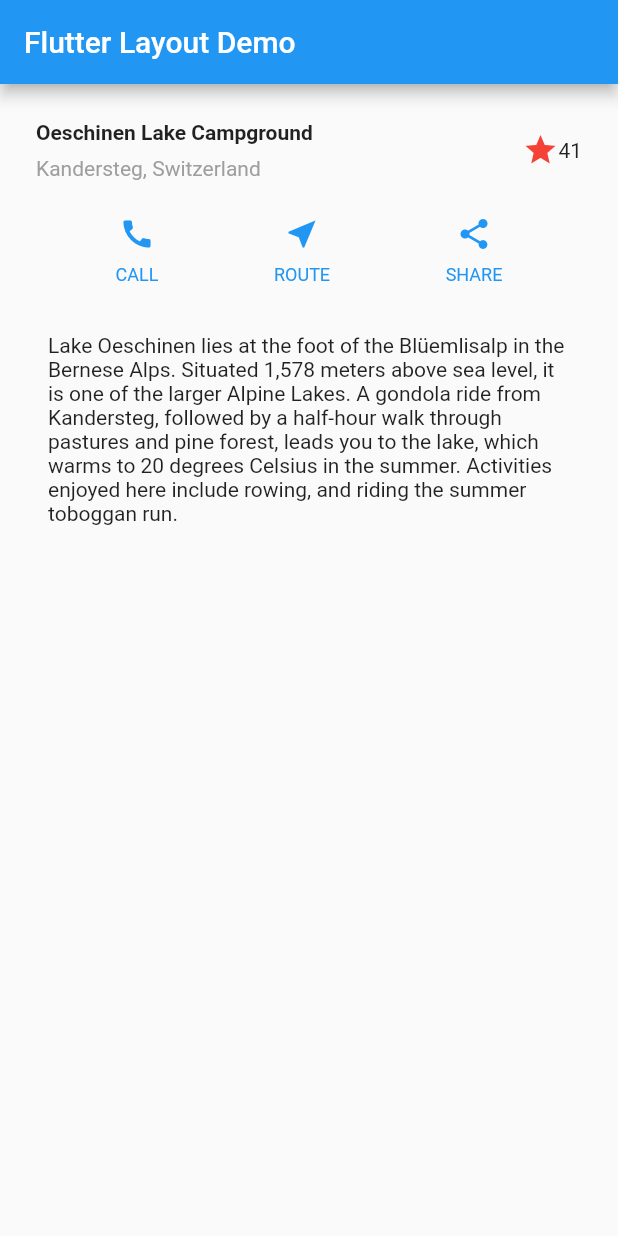
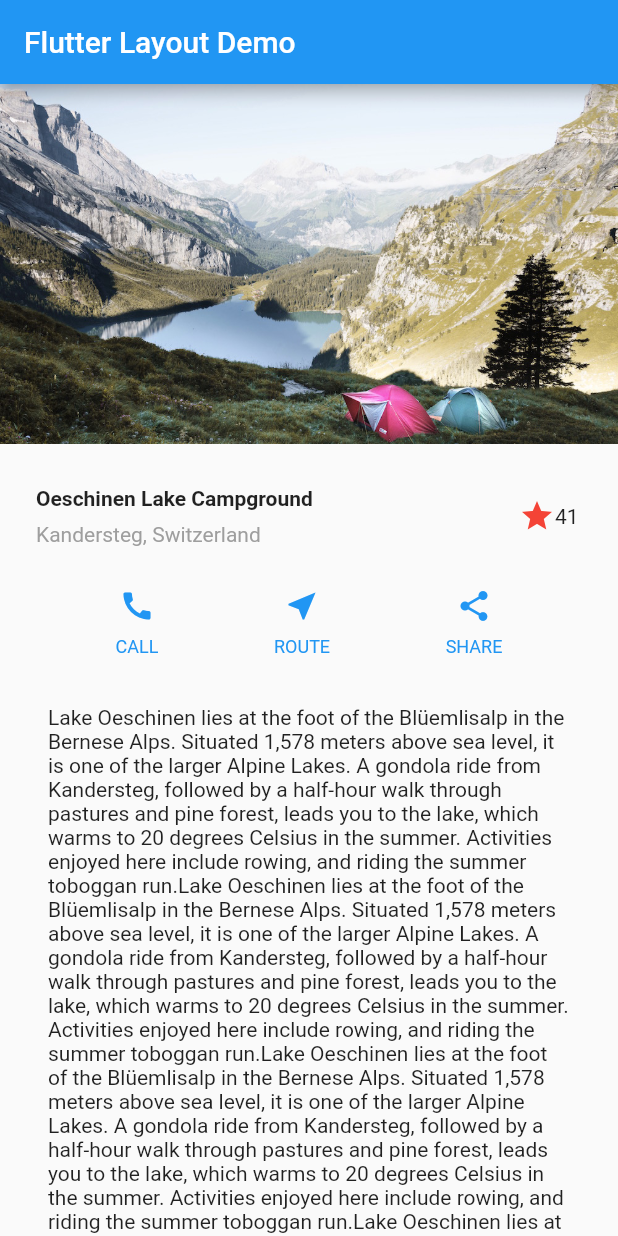
Before and after one commit to omer358/flutter-layout-demo, a Flutter app: the screen it shows after launch, on a phone screen of 412 x 824 dp. Run offline on Flutter 3.47's test engine with Material 2 defaults, Android fonts, the phone set to English and light mode, and no system bars.

Commit message:
Add interactivity

```diff
--- a/lib/main.dart
+++ b/lib/main.dart
@@ -41,11 +41,7 @@ class MyApp extends StatelessWidget {
             ),
           ),
           /*3*/
-          Icon(
-            Icons.star,
-            color: Colors.red[500],
-          ),
-          const Text('41'),
+          const FavoriteWidget(),
         ],
       ),
     );
@@ -67,6 +63,30 @@ class MyApp extends StatelessWidget {
         'larger Alpine Lakes. A gondola ride from Kandersteg, followed by a '
         'half-hour walk through pastures and pine forest, leads you to the '
         'lake, which warms to 20 degrees Celsius in the summer. Activities '
+        'enjoyed here include rowing, and riding the summer toboggan run.'
+        'Lake Oeschinen lies at the foot of the Blüemlisalp in the Bernese '
+        'Alps. Situated 1,578 meters above sea level, it is one of the '
+        'larger Alpine Lakes. A gondola ride from Kandersteg, followed by a '
+        'half-hour walk through pastures and pine forest, leads you to the '
+        'lake, which warms to 20 degrees Celsius in the summer. Activities '
+        'enjoyed here include rowing, and riding the summer toboggan run.'
+        'Lake Oeschinen lies at the foot of the Blüemlisalp in the Bernese '
+        'Alps. Situated 1,578 meters above sea level, it is one of the '
+        'larger Alpine Lakes. A gondola ride from Kandersteg, followed by a '
+        'half-hour walk through pastures and pine forest, leads you to the '
+        'lake, which warms to 20 degrees Celsius in the summer. Activities '
+        'enjoyed here include rowing, and riding the summer toboggan run.'
+        'Lake Oeschinen lies at the foot of the Blüemlisalp in the Bernese '
+        'Alps. Situated 1,578 meters above sea level, it is one of the '
+        'larger Alpine Lakes. A gondola ride from Kandersteg, followed by a '
+        'half-hour walk through pastures and pine forest, leads you to the '
+        'lake, which warms to 20 degrees Celsius in the summer. Activities '
+        'enjoyed here include rowing, and riding the summer toboggan run.'
+        'Lake Oeschinen lies at the foot of the Blüemlisalp in the Bernese '
+        'Alps. Situated 1,578 meters above sea level, it is one of the '
+        'larger Alpine Lakes. A gondola ride from Kandersteg, followed by a '
+        'half-hour walk through pastures and pine forest, leads you to the '
+        'lake, which warms to 20 degrees Celsius in the summer. Activities '
         'enjoyed here include rowing, and riding the summer toboggan run.',
         softWrap: true,
       ),
@@ -78,8 +98,14 @@ class MyApp extends StatelessWidget {
           appBar: AppBar(
             title: const Text("Flutter Layout Demo"),
           ),
-          body: Column(
-            children: [titleSection, buttonSection, textSection],
+          body: ListView(
+            children: [
+              Image.asset('images/lake.jpg',
+                  width: 600, height: 240, fit: BoxFit.cover),
+              titleSection,
+              buttonSection,
+              textSection
+            ],
           )),
     );
   }
@@ -105,3 +131,54 @@ class MyApp extends StatelessWidget {
     );
   }
 }
+
+class FavoriteWidget extends StatefulWidget {
+  const FavoriteWidget({Key? key}) : super(key: key);
+
+  @override
+  _FavoriteWidgetState createState() => _FavoriteWidgetState();
+}
+
+class _FavoriteWidgetState extends State<FavoriteWidget> {
+  bool _isFavorited = true;
+  int _favoriteCount = 41;
+
+  @override
+  Widget build(BuildContext context) {
+    return Row(
+      mainAxisSize: MainAxisSize.min,
+      children: [
+        Container(
+          padding: const EdgeInsets.all(0),
+          child: IconButton(
+            padding: const EdgeInsets.all(0),
+            alignment: Alignment.centerRight,
+            icon: (_isFavorited
+                ? const Icon(Icons.star)
+                : const Icon(Icons.star_border)),
+            color: Colors.red[500],
+            onPressed: _toggleFavorite,
+          ),
+        ),
+        SizedBox(
+          width: 18,
+          child: SizedBox(
+            child: Text('$_favoriteCount'),
+          ),
+        ),
+      ],
+    );
+  }
+
+  void _toggleFavorite() {
+    setState(() {
+      if (_isFavorited) {
+        _favoriteCount -= 1;
+        _isFavorited = false;
+      } else {
+        _favoriteCount += 1;
+        _isFavorited = true;
+      }
+    });
+  }
+}
--- a/pubspec.yaml
+++ b/pubspec.yaml
@@ -56,6 +56,8 @@ flutter:
   # included with your application, so that you can use the icons in
   # the material Icons class.
   uses-material-design: true
+  assets:
+    - images/lake.jpg
 
   # To add assets to your application, add an assets section, like this:
   # assets:
```
